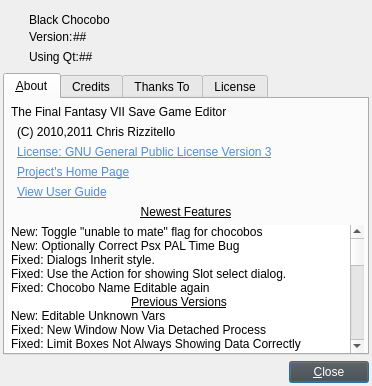
The window that about.ui (sithlord48/blackchocobo) describes before a commit, drawn with Qt 5.
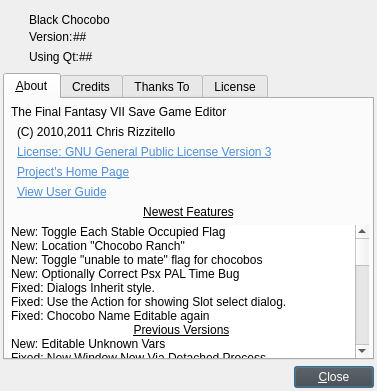
The same window after the commit. Icons and pictures are not drawn.

Commit message: allow editing of personality for chocobos (spin box added) about progress updated, version updated, small layout fixes. lupdate

Patch:
```diff
--- a/about.ui
+++ b/about.ui
@@ -9,8 +9,8 @@
    <rect>
     <x>0</x>
     <y>0</y>
-    <width>372</width>
-    <height>386</height>
+    <width>377</width>
+    <height>391</height>
    </rect>
   </property>
   <property name="sizePolicy">
@@ -496,6 +496,16 @@
          <property name="wordWrap">
           <bool>true</bool>
          </property>
+         <item>
+          <property name="text">
+           <string>New: Toggle Each Stable Occupied Flag</string>
+          </property>
+         </item>
+         <item>
+          <property name="text">
+           <string>New: Location &quot;Chocobo Ranch&quot;</string>
+          </property>
+         </item>
          <item>
           <property name="text">
            <string>New: Toggle &quot;unable to mate&quot; flag for chocobos</string>
```
The commit also changes 7 other files.
